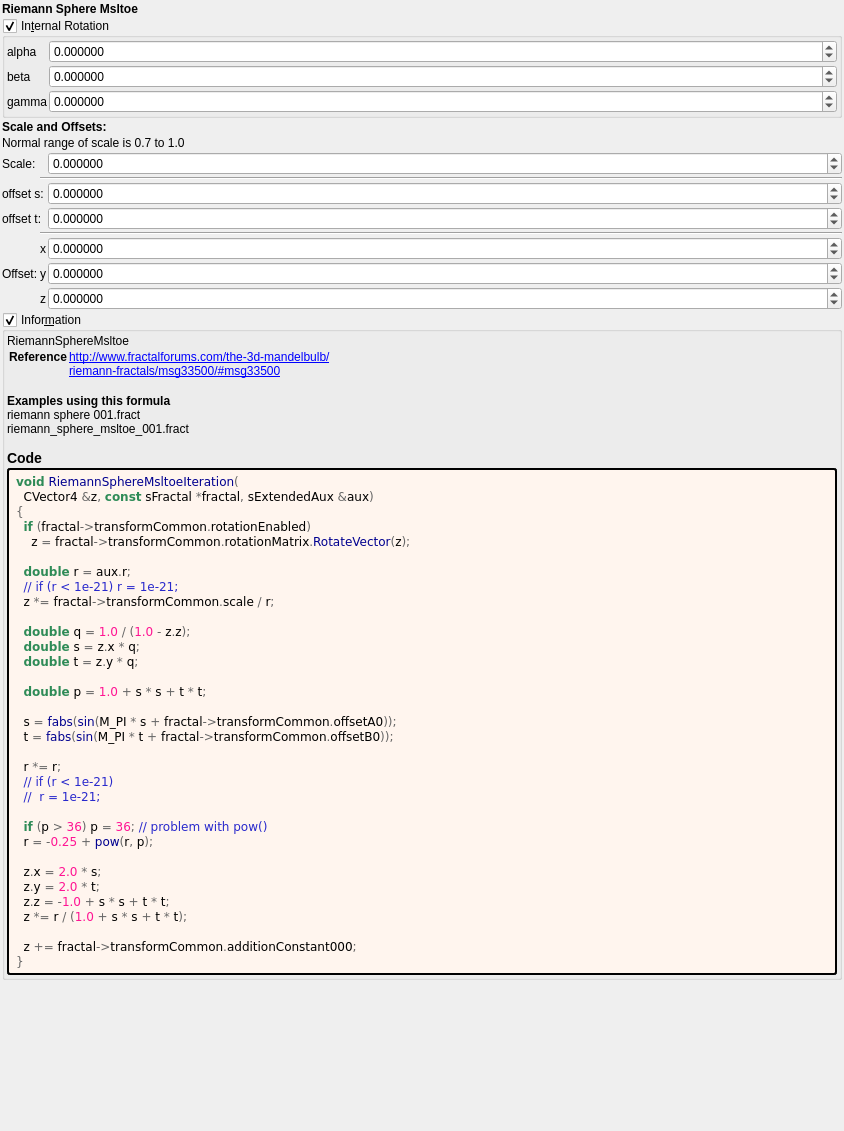
irinox-ctrl/mandelbulber2, file mandelbulber2/formula/ui/riemann_sphere_msltoe.ui: the form before one commit.
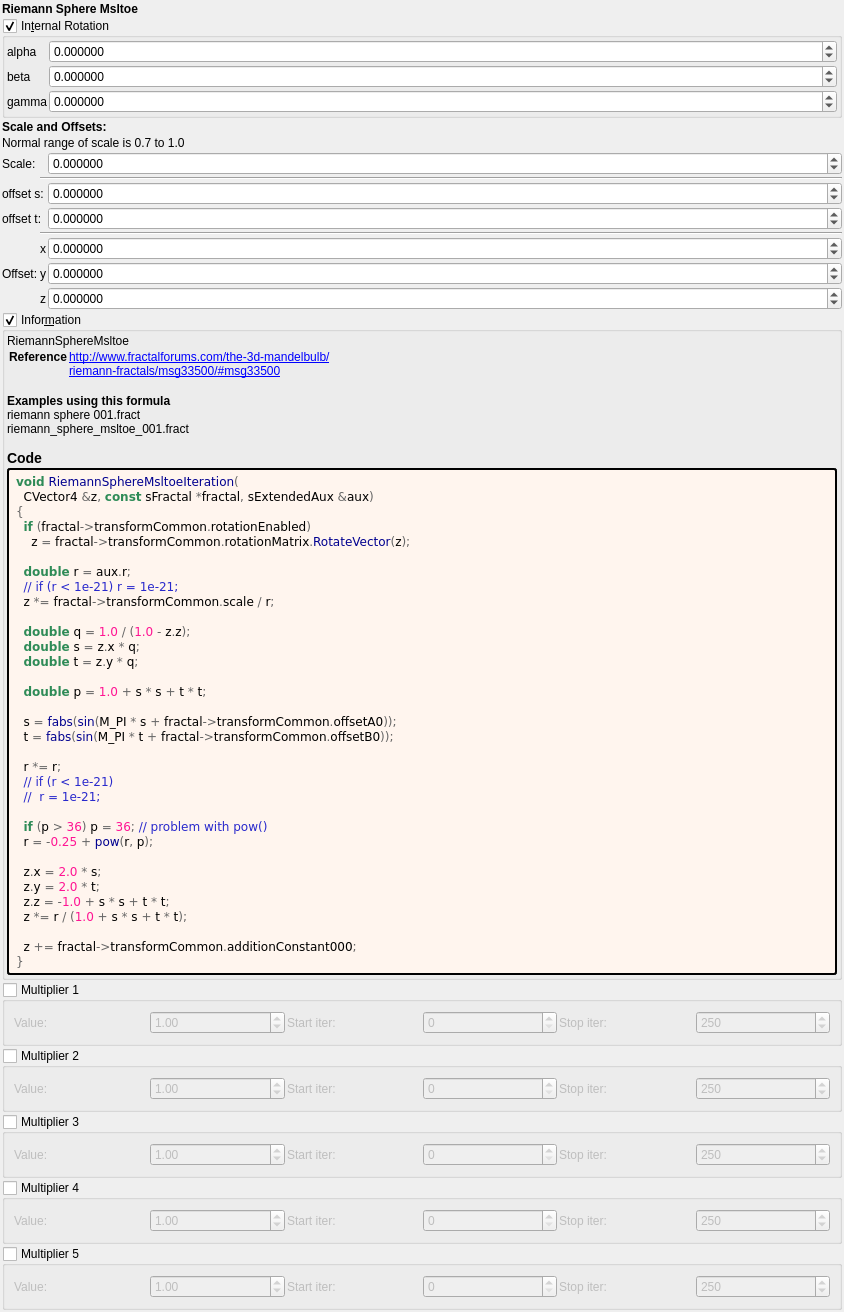
The form after the commit. Custom widgets are drawn as their Qt base class.

Commit message:
feat: add 5 general-purpose multipliers to all 1007 fractal formulas
Each multiplier has:
- Checkbox (OFF by default)
- Value spinbox (default 1.0, range -100 to 100)
- Iteration start/stop range

Logic: z *= value; DE *= |value|;

Uses existing transformCommon parameters:
- Checkboxes: functionEnabledBx/By/Bz/Bw/CzFalse
- Values: scale4/5/6/8/16
- Ranges: startIterationsB-F/stopIterationsB-F

Modified 1007 .cpp (CPU), 1006 .cl (GPU), 1023 .ui files.
Both source (formula/) and deploy (deploy/share/) copies updated.

What changed in the file:
```diff
--- a/mandelbulber2/formula/ui/riemann_sphere_msltoe.ui
+++ b/mandelbulber2/formula/ui/riemann_sphere_msltoe.ui
@@ -544,6 +544,192 @@
      </layout>
     </widget>
    </item>
+   <item>
+    <widget class="MyGroupBox" name="groupCheck_transf_function_enabledBx_false">
+     <property name="title"><string>Multiplier 1</string></property>
+     <property name="checkable"><bool>true</bool></property>
+     <property name="checked"><bool>false</bool></property>
+     <layout class="QGridLayout" name="gridLayout_mult1">
+      <property name="spacing"><number>2</number></property>
+      <item row="0" column="0">
+       <widget class="QLabel"><property name="text"><string>Value:</string></property></widget>
+      </item>
+      <item row="0" column="1">
+       <widget class="MyDoubleSpinBox" name="spinbox_transf_scale_4">
+        <property name="minimum"><double>-100.0</double></property><property name="maximum"><double>100.0</double></property>
+        <property name="singleStep"><double>0.01</double></property><property name="value"><double>1.0</double></property>
+       </widget>
+      </item>
+      <item row="0" column="2">
+       <widget class="QLabel"><property name="text"><string>Start iter:</string></property></widget>
+      </item>
+      <item row="0" column="3">
+       <widget class="MySpinBox" name="spinboxInt_transf_start_iterations_B">
+        <property name="minimum"><number>0</number></property><property name="maximum"><number>10000</number></property>
+        <property name="value"><number>0</number></property>
+       </widget>
+      </item>
+      <item row="0" column="4">
+       <widget class="QLabel"><property name="text"><string>Stop iter:</string></property></widget>
+      </item>
+      <item row="0" column="5">
+       <widget class="MySpinBox" name="spinboxInt_transf_stop_iterations_B">
+        <property name="minimum"><number>0</number></property><property name="maximum"><number>10000</number></property>
+        <property name="value"><number>250</number></property>
+       </widget>
+      </item>
+     </layout>
+    </widget>
+   </item>
+   <item>
+    <widget class="MyGroupBox" name="groupCheck_transf_function_enabledBy_false">
+     <property name="title"><string>Multiplier 2</string></property>
+     <property name="checkable"><bool>true</bool></property>
+     <property name="checked"><bool>false</bool></property>
+     <layout class="QGridLayout" name="gridLayout_mult2">
+      <property name="spacing"><number>2</number></property>
+      <item row="0" column="0">
+       <widget class="QLabel"><property name="text"><string>Value:</string></property></widget>
+      </item>
+      <item row="0" column="1">
+       <widget class="MyDoubleSpinBox" name="spinbox_transf_scale_5">
+        <property name="minimum"><double>-100.0</double></property><property name="maximum"><double>100.0</double></property>
+        <property name="singleStep"><double>0.01</double></property><property name="value"><double>1.0</double></property>
+       </widget>
+      </item>
+      <item row="0" column="2">
+       <widget class="QLabel"><property name="text"><string>Start iter:</string></property></widget>
+      </item>
+      <item row="0" column="3">
+       <widget class="MySpinBox" name="spinboxInt_transf_start_iterations_C">
+        <property name="minimum"><number>0</number></property><property name="maximum"><number>10000</number></property>
+        <property name="value"><number>0</number></property>
+       </widget>
+      </item>
+      <item row="0" column="4">
+       <widget class="QLabel"><property name="text"><string>Stop iter:</string></property></widget>
+      </item>
+      <item row="0" column="5">
+       <widget class="MySpinBox" name="spinboxInt_transf_stop_iterations_C">
+        <property name="minimum"><number>0</number></property><property name="maximum"><number>10000</number></property>
+        <property name="value"><number>250</number></property>
+       </widget>
+      </item>
+     </layout>
+    </widget>
+   </item>
+   <item>
+    <widget class="MyGroupBox" name="groupCheck_transf_function_enabledBz_false">
+     <property name="title"><string>Multiplier 3</string></property>
+     <property name="checkable"><bool>true</bool></property>
+     <property name="checked"><bool>false</bool></property>
+     <layout class="QGridLayout" name="gridLayout_mult3">
+      <property name="spacing"><number>2</number></property>
+      <item row="0" column="0">
+       <widget class="QLabel"><property name="text"><string>Value:</string></property></widget>
+      </item>
+      <item row="0" column="1">
+       <widget class="MyDoubleSpinBox" name="spinbox_transf_scale_6">
+        <property name="minimum"><double>-100.0</double></property><property name="maximum"><double>100.0</double></property>
+        <property name="singleStep"><double>0.01</double></property><property name="value"><double>1.0</double></property>
+       </widget>
+      </item>
+      <item row="0" column="2">
+       <widget class="QLabel"><property name="text"><string>Start iter:</string></property></widget>
+      </item>
+      <item row="0" column="3">
+       <widget class="MySpinBox" name="spinboxInt_transf_start_iterations_D">
+        <property name="minimum"><number>0</number></property><property name="maximum"><number>10000</number></property>
+        <property name="value"><number>0</number></property>
+       </widget>
+      </item>
+      <item row="0" column="4">
+       <widget class="QLabel"><property name="text"><string>Stop iter:</string></property></widget>
+      </item>
+      <item row="0" column="5">
+       <widget class="MySpinBox" name="spinboxInt_transf_stop_iterations_D">
+        <property name="minimum"><number>0</number></property><property name="maximum"><number>10000</number></property>
+        <property name="value"><number>250</number></property>
+       </widget>
+      </item>
+     </layout>
+    </widget>
+   </item>
+   <item>
+    <widget class="MyGroupBox" name="groupCheck_transf_function_enabledBw_false">
+     <property name="title"><string>Multiplier 4</string></property>
+     <property name="checkable"><bool>true</bool></property>
+     <property name="checked"><bool>false</bool></property>
+     <layout class="QGridLayout" name="gridLayout_mult4">
+      <property name="spacing"><number>2</number></property>
+      <item row="0" column="0">
+       <widget class="QLabel"><property name="text"><string>Value:</string></property></widget>
+      </item>
+      <item row="0" column="1">
+       <widget class="MyDoubleSpinBox" name="spinbox_transf_scale_8">
+        <property name="minimum"><double>-100.0</double></property><property name="maximum"><double>100.0</double></property>
+        <property name="singleStep"><double>0.01</double></property><property name="value"><double>1.0</double></property>
+       </widget>
+      </item>
+      <item row="0" column="2">
+       <widget class="QLabel"><property name="text"><string>Start iter:</string></property></widget>
+      </item>
+      <item row="0" column="3">
+       <widget class="MySpinBox" name="spinboxInt_transf_start_iterations_E">
+        <property name="minimum"><number>0</number></property><property name="maximum"><number>10000</number></property>
+        <property name="value"><number>0</number></property>
+       </widget>
+      </item>
+      <item row="0" column="4">
+       <widget class="QLabel"><property name="text"><string>Stop iter:</string></property></widget>
+      </item>
+      <item row="0" column="5">
+       <widget class="MySpinBox" name="spinboxInt_transf_stop_iterations_E">
+        <property name="minimum"><number>0</number></property><property name="maximum"><number>10000</number></property>
+        <property name="value"><number>250</number></property>
+       </widget>
+      </item>
+     </layout>
+    </widget>
+   </item>
+   <item>
+    <widget class="MyGroupBox" name="groupCheck_transf_function_enabledCz_false">
+     <property name="title"><string>Multiplier 5</string></property>
+     <property name="checkable"><bool>true</bool></property>
+     <property name="checked"><bool>false</bool></property>
+     <layout class="QGridLayout" name="gridLayout_mult5">
+      <property name="spacing"><number>2</number></property>
+      <item row="0" column="0">
+       <widget class="QLabel"><property name="text"><string>Value:</string></property></widget>
+      </item>
+      <item row="0" column="1">
+       <widget class="MyDoubleSpinBox" name="spinbox_transf_scale_16">
+        <property name="minimum"><double>-100.0</double></property><property name="maximum"><double>100.0</double></property>
+        <property name="singleStep"><double>0.01</double></property><property name="value"><double>1.0</double></property>
+       </widget>
+      </item>
+      <item row="0" column="2">
+       <widget class="QLabel"><property name="text"><string>Start iter:</string></property></widget>
+      </item>
+      <item row="0" column="3">
+       <widget class="MySpinBox" name="spinboxInt_transf_start_iterations_F">
+        <property name="minimum"><number>0</number></property><property name="maximum"><number>10000</number></property>
+        <property name="value"><number>0</number></property>
+       </widget>
+      </item>
+      <item row="0" column="4">
+       <widget class="QLabel"><property name="text"><string>Stop iter:</string></property></widget>
+      </item>
+      <item row="0" column="5">
+       <widget class="MySpinBox" name="spinboxInt_transf_stop_iterations_F">
+        <property name="minimum"><number>0</number></property><property name="maximum"><number>10000</number></property>
+        <property name="value"><number>250</number></property>
+       </widget>
+      </item>
+     </layout>
+    </widget>
+   </item>
+
    <item>
     <spacer name="verticalSpacer">
      <property name="orientation">
@@ -571,6 +757,11 @@
    <extends>QDoubleSpinBox</extends>
    <header>my_double_spin_box.h</header>
   </customwidget>
+   <customwidget>
+   <class>MySpinBox</class>
+   <extends>QSpinBox</extends>
+   <header>my_spin_box.h</header>
+  </customwidget>
  </customwidgets>
  <tabstops>
   <tabstop>groupCheck_transf_rotation_enabled</tabstop>
```
The commit also changes 3972 other files.
